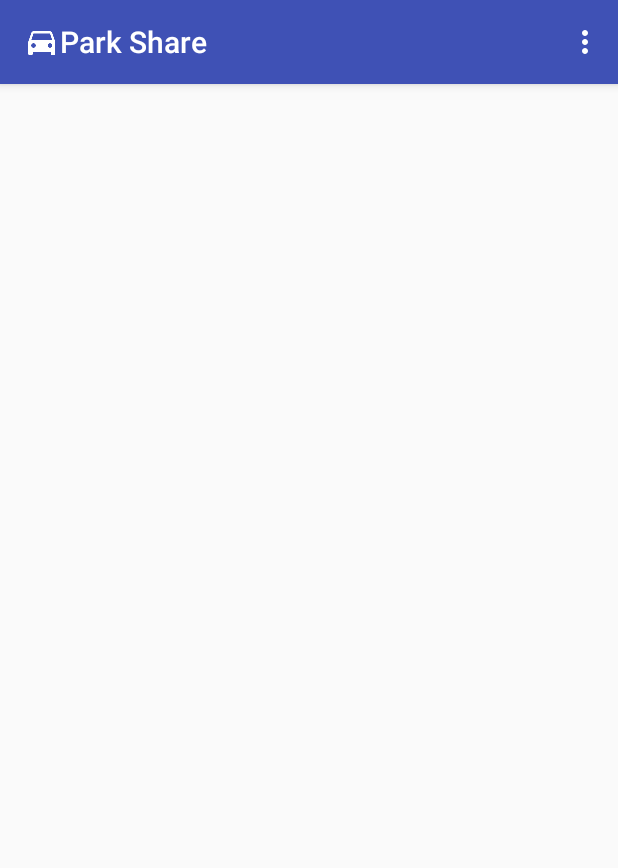
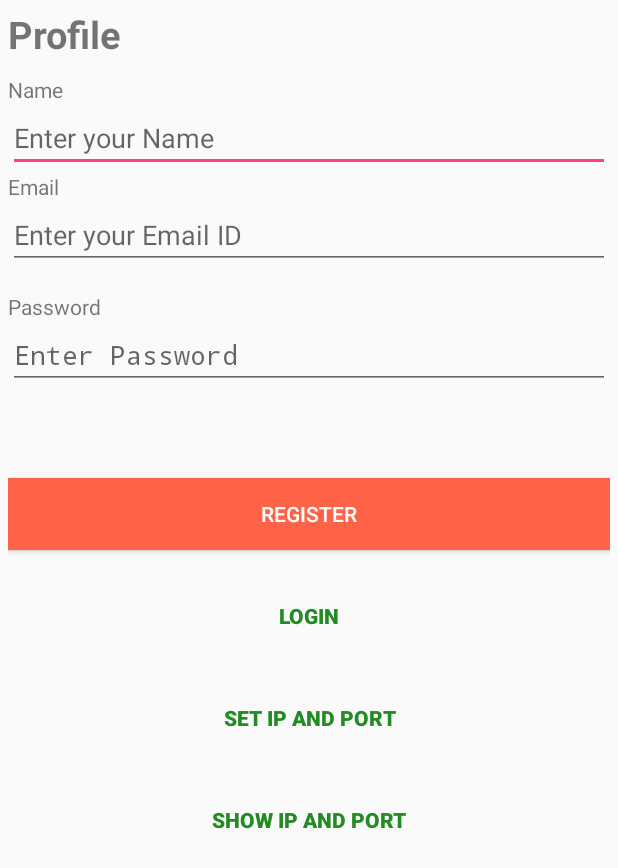
Before and after one commit to shoponh/parkshare, an Android app: the screen it shows after launch (MainActivity before the commit, ProfileActivity after it), in the options menu, after a tap on "User Profile", on a phone screen of 412 x 824 dp. Shown: the top 868 px of the screen. Run offline under Robolectric (Android 15) with nearby library versions, the phone set to English and light mode, and no system bars; 2 statements that could not run were skipped.

Commit message:
menu - profile screen come up

```diff
--- a/app/src/main/AndroidManifest.xml
+++ b/app/src/main/AndroidManifest.xml
@@ -29,6 +29,11 @@
                 <category android:name="android.intent.category.LAUNCHER" />
             </intent-filter>
         </activity>
+
+        <activity android:name=".ProfileActivity"
+            android:label="HEEEELLLOOO" >
+        </activity>
+
     </application>
 
 </manifest>
--- a/app/src/main/java/com/parkshare/MainActivity.java
+++ b/app/src/main/java/com/parkshare/MainActivity.java
@@ -3,6 +3,7 @@ package com.parkshare;
 import android.app.Activity;
 import android.app.ProgressDialog;
 import android.content.Context;
+import android.content.Intent;
 import android.content.SharedPreferences;
 import android.content.pm.PackageManager;
 import android.location.Address;
@@ -241,6 +242,7 @@ public class MainActivity extends AppCompatActivity {
             case R.id.user_profile:
                 //displayUserProfile()
                 Toast.makeText(getApplicationContext(), "User Profile", Toast.LENGTH_LONG).show();
+                navigatetoRegisterActivity();
                 return true;
             case R.id.paypal_info:
                 Toast.makeText(getApplicationContext(), "Paypal Info", Toast.LENGTH_LONG).show();
@@ -291,4 +293,10 @@ public class MainActivity extends AppCompatActivity {
         mDialog.setCancelable(false);
         mDialog.show();
     }
+
+    public void navigatetoRegisterActivity(){
+        Intent loginIntent = new Intent(getApplicationContext(),ProfileActivity.class);
+        loginIntent.addFlags(Intent.FLAG_ACTIVITY_CLEAR_TOP);
+        startActivity(loginIntent);
+    }
 }
--- a/app/src/main/res/layout/home.xml
+++ b/app/src/main/res/layout/home.xml
@@ -17,7 +17,7 @@
 xmlns:tools="http://schemas.android.com/tools"
 android:layout_width="match_parent"
 android:layout_height="match_parent"
-tools:context="com.example.shopon.androidrestfulwstest.HomeActivity" >
+tools:context="com.parkshare.MainActivity" >
 
 <ListView
     android:id="@+id/list"
--- /dev/null
+++ b/app/src/main/res/layout/profile.xml
@@ -0,0 +1,123 @@
+<?xml version="1.0" encoding="utf-8"?><ScrollView xmlns:android="http://schemas.android.com/apk/res/android"
+    android:layout_width="fill_parent"
+    android:layout_height="fill_parent" >
+
+    <LinearLayout
+        android:layout_width="fill_parent"
+        android:layout_height="wrap_content"
+        android:orientation="vertical"
+        android:padding="5dip" >
+
+        <!-- View Title Label -->
+
+        <TextView
+            android:layout_width="fill_parent"
+            android:layout_height="wrap_content"
+            android:layout_marginBottom="10dip"
+            android:text="@string/profile_title"
+            android:textSize="25sp"
+            android:textStyle="bold" />
+        <!-- Name Label -->
+
+        <TextView
+            android:layout_width="fill_parent"
+            android:layout_height="wrap_content"
+            android:text="@string/name" />
+        <!-- Name TextField -->
+
+        <EditText
+            android:id="@+id/registerName"
+            android:layout_width="fill_parent"
+            android:layout_height="wrap_content" android:hint="Enter your Name"/>
+
+        <!-- Email Label -->
+
+        <TextView
+            android:layout_width="fill_parent"
+            android:layout_height="wrap_content"
+            android:text="@string/email" />
+        <!-- Email TextField -->
+
+        <EditText
+            android:id="@+id/registerEmail"
+            android:layout_width="fill_parent"
+            android:layout_height="wrap_content"
+            android:hint="Enter your Email ID"
+            android:inputType="textEmailAddress" />
+
+        <!-- Password Label -->
+
+        <TextView
+            android:layout_width="fill_parent"
+            android:layout_height="wrap_content"
+            android:layout_marginTop="15dip"
+            android:text="@string/pwd" />
+        <!-- Password TextField -->
+
+        <EditText
+            android:id="@+id/registerPassword"
+            android:layout_width="fill_parent"
+            android:layout_height="wrap_content"
+            android:hint="Enter Password"
+            android:inputType="textPassword" />
+
+        <!-- Error message -->
+
+        <TextView
+            android:id="@+id/register_error"
+            android:layout_width="fill_parent"
+            android:layout_height="wrap_content"
+            android:gravity="center"
+            android:padding="10dip"
+            android:textColor="#e30000"
+            android:textStyle="bold" />
+
+        <Button
+            android:id="@+id/btnRegister"
+            android:layout_width="fill_parent"
+            android:layout_height="wrap_content"
+            android:layout_marginTop="20dip"
+            android:background="#ff6347"
+            android:onClick="registerUser"
+            android:text="@string/btnRegister"
+            android:textColor="#fff" />
+
+        <!-- Link to Login Screen -->
+
+        <Button
+            android:id="@+id/btnLinkToLoginScreen"
+            android:layout_width="fill_parent"
+            android:layout_height="wrap_content"
+            android:layout_marginTop="20dip"
+            android:background="@null"
+            android:onClick="navigatetoLoginActivity"
+            android:text="Login"
+            android:textColor="#228b22"
+            android:textStyle="bold" />
+
+        <Button
+            android:id="@+id/btnLinkToIpPortScreen"
+            android:layout_width="fill_parent"
+            android:layout_height="wrap_content"
+            android:layout_marginTop="20dip"
+            android:background="@null"
+            android:onClick="navigatetoIpPortActivity"
+            android:text="Set IP and Port"
+            android:textColor="#228b22"
+            android:textStyle="bold" />
+
+        <Button
+            android:id="@+id/btnLinkToShowIpPortScreen"
+            android:layout_width="fill_parent"
+            android:layout_height="wrap_content"
+            android:layout_marginTop="20dip"
+            android:background="@null"
+            android:onClick="navigatetoShowIpPortActivity"
+            android:text="Show IP and Port"
+            android:textColor="#228b22"
+            android:textStyle="bold" />
+
+
+    </LinearLayout>
+
+</ScrollView>
--- a/app/src/main/res/values/strings.xml
+++ b/app/src/main/res/values/strings.xml
@@ -13,4 +13,6 @@
     <string name="ip_port_label">IP and PORT</string>
     <string name="ipPort">IP PORT</string>
     <string name="title_activity_welcome">Welcome</string>
+    <string name="profile_title">Profile</string>
+
 </resources>
```
Also changed, not shown: app/src/main/java/com/parkshare/ProfileActivity.java (added, +202 -0 lines).
